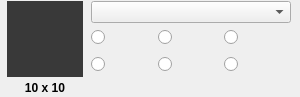
Before: the Qt Designer form objectwheel/codeeditor/qmleditor/qmleditorwidgets/contextpanewidgetborderimage.ui in objectwheel/objectwheel, drawn with Qt 5.
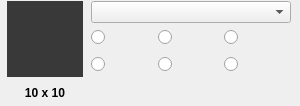
After: the same form once the commit is applied. Icons and pictures are not drawn. Custom widgets are drawn as their Qt base class.

```diff
--- a/objectwheel/codeeditor/qmleditor/qmleditorwidgets/contextpanewidgetborderimage.ui
+++ b/objectwheel/codeeditor/qmleditor/qmleditorwidgets/contextpanewidgetborderimage.ui
@@ -7,7 +7,7 @@
     <x>0</x>
     <y>0</y>
     <width>300</width>
-    <height>97</height>
+    <height>106</height>
    </rect>
   </property>
   <property name="windowTitle">
```
Left out of the diff: 69 changed lines with no effect on the pictures.
